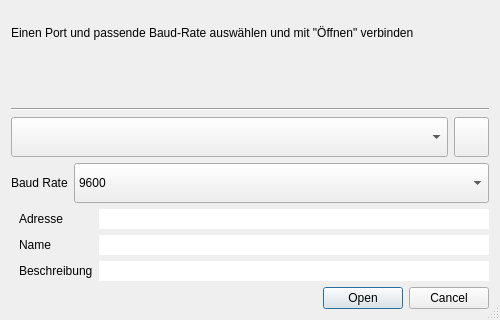
Above: pyqt/connection.ui from cckssr/gyroscope-ui before the change. Below: the same form after it.
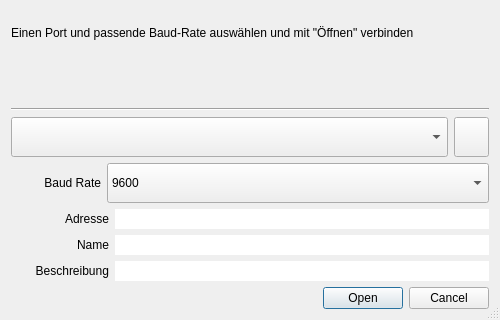
That is the form after the change. Icons and pictures are not drawn.

Commit message:
Update UI components and Arduino connection settings
- Updated UI files to reflect changes in layout and sizing for better usability.
- Increased the main window size and adjusted margins for a more spacious layout.
- Enhanced focus policies and alignment for labels and buttons in the connection dialog.
- Added new labels and input fields for group selection in the main window.
- Modified the Arduino class to include a delay after initialization to allow for proper reset and set the default streaming state to off.

```diff
--- a/pyqt/connection.ui
+++ b/pyqt/connection.ui
@@ -2,6 +2,14 @@
 <ui version="4.0">
  <class>Dialog</class>
  <widget class="QDialog" name="Dialog">
+  <property name="geometry">
+   <rect>
+    <x>0</x>
+    <y>0</y>
+    <width>500</width>
+    <height>320</height>
+   </rect>
+  </property>
   <property name="sizePolicy">
    <sizepolicy hsizetype="Fixed" vsizetype="Fixed">
     <horstretch>0</horstretch>
@@ -145,13 +153,16 @@
          </property>
          <property name="minimumSize">
           <size>
-           <width>0</width>
+           <width>90</width>
            <height>20</height>
           </size>
          </property>
          <property name="text">
           <string>Baud Rate</string>
          </property>
+         <property name="alignment">
+          <set>Qt::AlignmentFlag::AlignRight|Qt::AlignmentFlag::AlignTrailing|Qt::AlignmentFlag::AlignVCenter</set>
+         </property>
         </widget>
        </item>
        <item>
@@ -237,9 +248,18 @@
      </property>
      <item row="0" column="0">
       <widget class="QLabel" name="label">
+       <property name="minimumSize">
+        <size>
+         <width>90</width>
+         <height>0</height>
+        </size>
+       </property>
        <property name="text">
         <string>Adresse</string>
        </property>
+       <property name="alignment">
+        <set>Qt::AlignmentFlag::AlignRight|Qt::AlignmentFlag::AlignTrailing|Qt::AlignmentFlag::AlignVCenter</set>
+       </property>
       </widget>
      </item>
      <item row="0" column="1">
@@ -278,9 +298,18 @@
      </item>
      <item row="1" column="0">
       <widget class="QLabel" name="label_2">
+       <property name="minimumSize">
+        <size>
+         <width>90</width>
+         <height>0</height>
+        </size>
+       </property>
        <property name="text">
         <string>Name</string>
        </property>
+       <property name="alignment">
+        <set>Qt::AlignmentFlag::AlignRight|Qt::AlignmentFlag::AlignTrailing|Qt::AlignmentFlag::AlignVCenter</set>
+       </property>
       </widget>
      </item>
      <item row="1" column="1">
@@ -301,9 +330,18 @@
      </item>
      <item row="2" column="0">
       <widget class="QLabel" name="label_3">
+       <property name="minimumSize">
+        <size>
+         <width>90</width>
+         <height>0</height>
+        </size>
+       </property>
        <property name="text">
         <string>Beschreibung</string>
        </property>
+       <property name="alignment">
+        <set>Qt::AlignmentFlag::AlignRight|Qt::AlignmentFlag::AlignTrailing|Qt::AlignmentFlag::AlignVCenter</set>
+       </property>
       </widget>
      </item>
      <item row="2" column="1">
```
Left out of the diff: 3 changed lines with no effect on the pictures. The commit also changes 9 other files.
